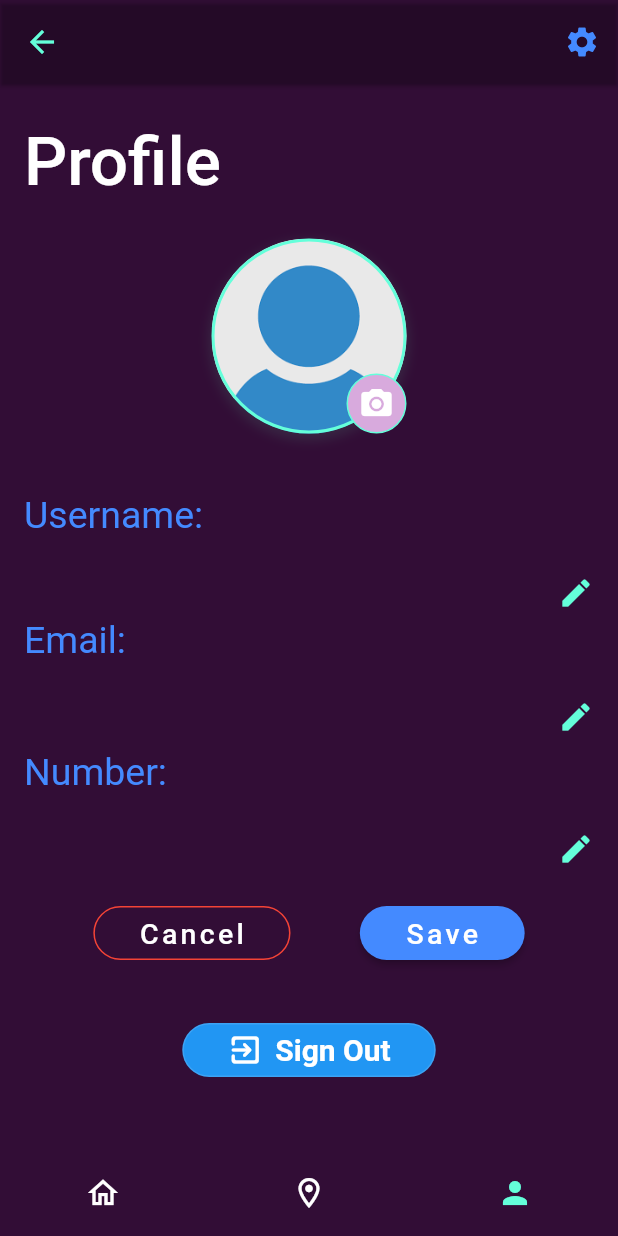
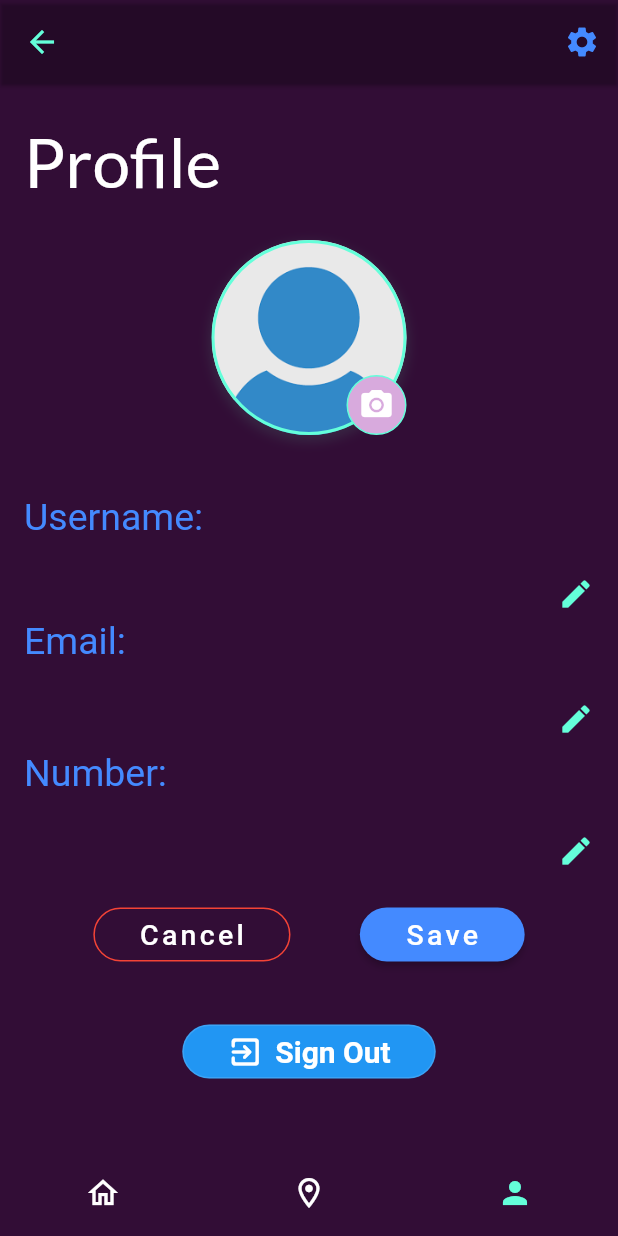
Before and after one commit to Saugat-Maharjan7/Smart-Travel-Planning, a Flutter app: the ProfilePage screen opened by its route, on a phone screen of 412 x 824 dp. Run offline on Flutter 3.47's test engine with Material 2 defaults, Android fonts, the phone set to English and light mode, and no system bars; our stand-ins replace cached_network_image, carousel_pro, carousel_slider, cloud_firestore, firebase_auth, firebase_core and 16 more; missing offline and left inert: autocomplete_textfield, flutter_polyline_points; accounts and stored records are empty.

```diff
--- a/lib/NavBarPages/profile_page.dart
+++ b/lib/NavBarPages/profile_page.dart
@@ -4,6 +4,7 @@ import 'package:firebase_storage/firebase_storage.dart';
 import 'package:flutter/cupertino.dart';
 import 'package:flutter/material.dart';
 import 'package:flutter/services.dart';
+import 'package:google_fonts/google_fonts.dart';
 import 'package:smart_travel_planning_appli/Home/home_page.dart';
 import 'package:smart_travel_planning_appli/Login/login_page.dart';
 import 'package:smart_travel_planning_appli/NavBarPages/settings.dart';
@@ -165,11 +166,13 @@ class _ProfilePageState extends State<ProfilePage>
             children: <Widget>[
               Text(
                 'Profile',
-                style: TextStyle(
+
+                style: GoogleFonts.lato(
                   fontSize: 45,
-                  fontWeight: FontWeight.w500,
+                  fontWeight: FontWeight.w500
+                )
+
                 ),
-              ),
               SizedBox(
                 height: 25,
               ),
```
